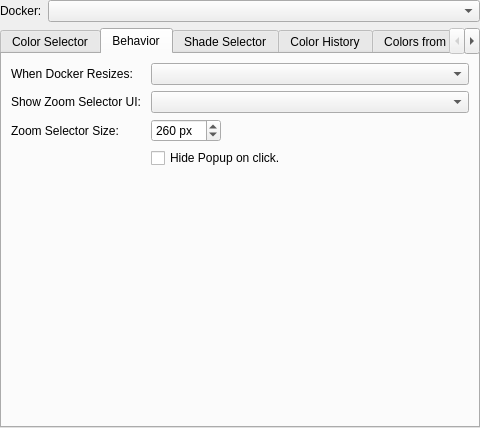
Before: the Qt Designer form plugins/dockers/advancedcolorselector/wdg_color_selector_settings.ui in KDE/krita, drawn with Qt 5.
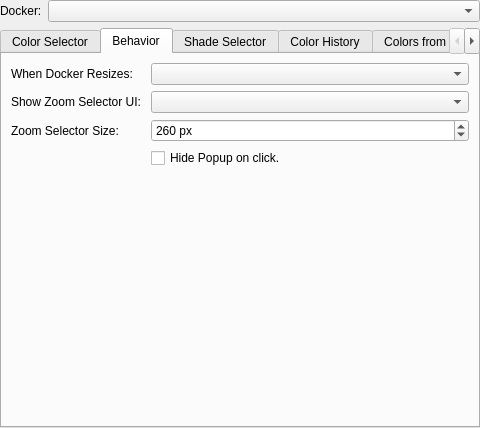
After: the same form once the commit is applied. The open tabs and pages were chosen to show the change. Custom widgets are drawn as their Qt base class.

What changed in the file:
```diff
--- a/plugins/dockers/advancedcolorselector/wdg_color_selector_settings.ui
+++ b/plugins/dockers/advancedcolorselector/wdg_color_selector_settings.ui
@@ -307,12 +307,6 @@
         </item>
         <item row="2" column="1">
          <widget class="KisIntParseSpinBox" name="popupSize">
-          <property name="sizePolicy">
-           <sizepolicy hsizetype="Fixed" vsizetype="Fixed">
-            <horstretch>0</horstretch>
-            <verstretch>0</verstretch>
-           </sizepolicy>
-          </property>
           <property name="suffix">
            <string> px</string>
           </property>
```
Left out of the diff: 4 changed lines with no effect on the pictures.
